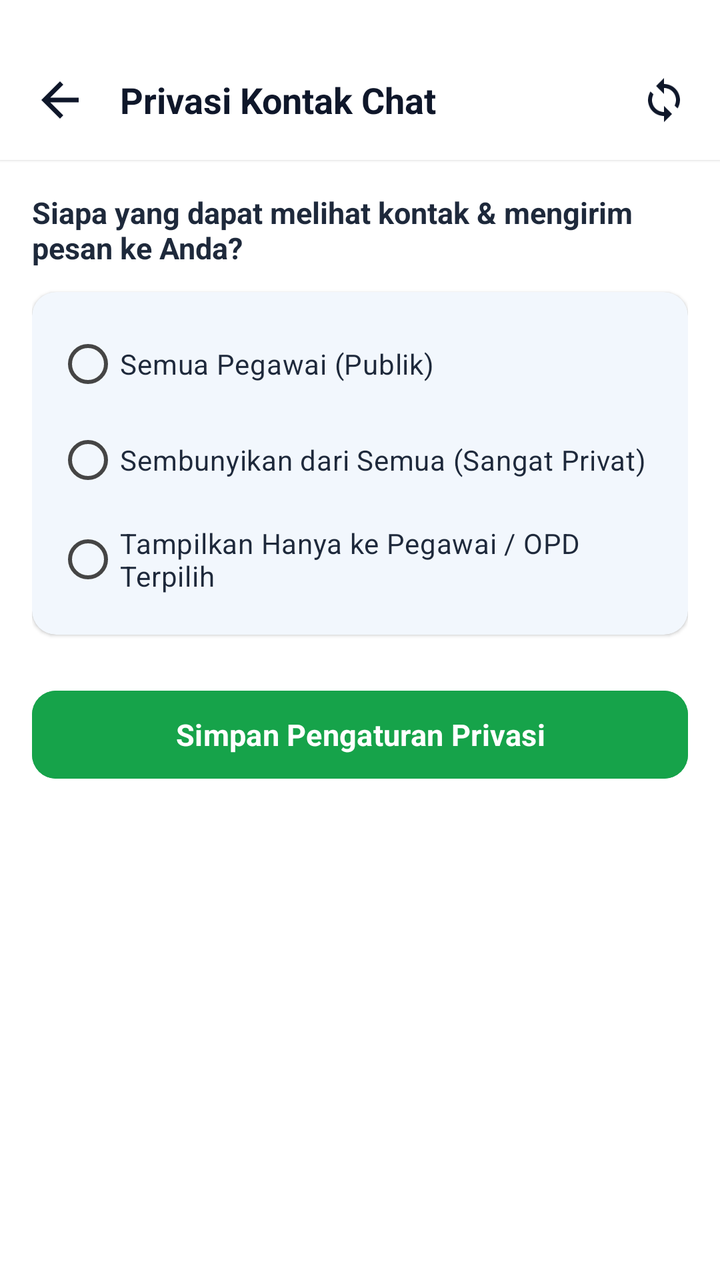
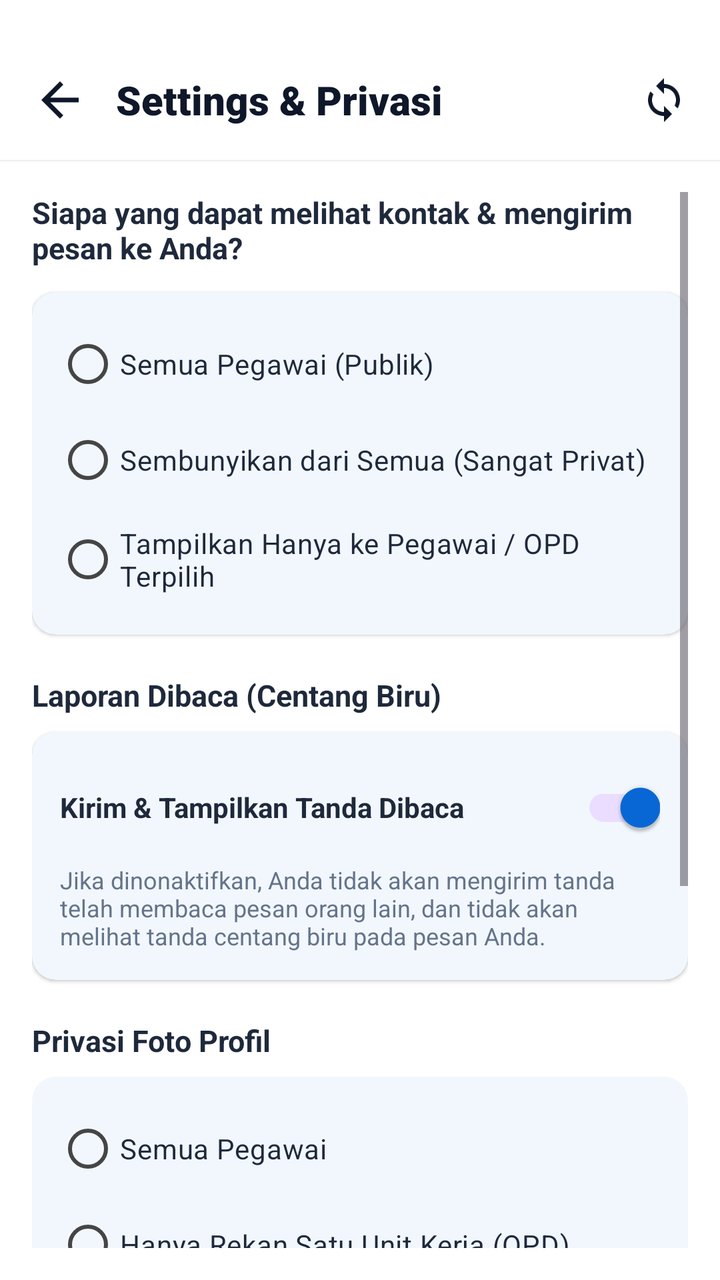

An Android layout rendered at two revisions. The XML below is the earlier revision; the diff shows what the commit changed to produce the second picture.
<!-- AndroidManifest.xml: application theme Theme.AppPemko -->
<!-- res/layout/activity_chat_privacy.xml -->
<?xml version="1.0" encoding="utf-8"?>
<LinearLayout xmlns:android="http://schemas.android.com/apk/res/android"
    xmlns:app="http://schemas.android.com/apk/res-auto"
    android:layout_width="match_parent"
    android:layout_height="match_parent"
    android:background="#FFFFFF"
    android:orientation="vertical">

    
    <LinearLayout
        android:layout_width="match_parent"
        android:layout_height="wrap_content"
        android:background="#FFFFFF"
        android:elevation="1dp"
        android:orientation="horizontal"
        android:paddingHorizontal="16dp"
        android:paddingTop="36dp"
        android:paddingBottom="16dp"
        android:gravity="center_vertical">

        <ImageView
            android:id="@+id/ivBackChatPrivacy"
            android:layout_width="28dp"
            android:layout_height="28dp"
            android:src="@drawable/ic_arrow_back"
            app:tint="#0F172A"
            android:background="?attr/selectableItemBackgroundBorderless"
            android:clickable="true"
            android:focusable="true"
            android:contentDescription="Kembali"/>

        <TextView
            android:layout_width="0dp"
            android:layout_height="wrap_content"
            android:layout_weight="1"
            android:layout_marginStart="16dp"
            android:text="Privasi Kontak Chat"
            android:textColor="#0F172A"
            android:textSize="18sp"
            android:textStyle="bold"/>

        <ImageView
            android:id="@+id/ivSyncPrivacy"
            android:layout_width="24dp"
            android:layout_height="24dp"
            android:src="@drawable/ic_sync2"
            app:tint="#0F172A"
            android:background="?attr/selectableItemBackgroundBorderless"
            android:clickable="true"
            android:focusable="true"
            android:contentDescription="Sinkronkan Privasi"/>
    </LinearLayout>

    <ScrollView
        android:layout_width="match_parent"
        android:layout_height="0dp"
        android:layout_weight="1"
        android:padding="16dp">

        <LinearLayout
            android:layout_width="match_parent"
            android:layout_height="wrap_content"
            android:orientation="vertical">

            <TextView
                android:layout_width="match_parent"
                android:layout_height="wrap_content"
                android:text="Siapa yang dapat melihat kontak &amp; mengirim pesan ke Anda?"
                android:textColor="#1E293B"
                android:textSize="15sp"
                android:textStyle="bold"
                android:layout_marginBottom="12dp"/>

            <com.google.android.material.card.MaterialCardView
                android:layout_width="match_parent"
                android:layout_height="wrap_content"
                app:cardCornerRadius="12dp"
                app:cardElevation="1dp"
                app:strokeWidth="0dp">

                <RadioGroup
                    android:id="@+id/rgPrivacyMode"
                    android:layout_width="match_parent"
                    android:layout_height="wrap_content"
                    android:padding="12dp">

                    <RadioButton
                        android:id="@+id/rbPublic"
                        android:layout_width="match_parent"
                        android:layout_height="wrap_content"
                        android:text="Semua Pegawai (Publik)"
                        android:textColor="#1E293B"
                        android:textSize="14sp"
                        android:paddingVertical="8dp"/>

                    <RadioButton
                        android:id="@+id/rbPrivate"
                        android:layout_width="match_parent"
                        android:layout_height="wrap_content"
                        android:text="Sembunyikan dari Semua (Sangat Privat)"
                        android:textColor="#1E293B"
                        android:textSize="14sp"
                        android:paddingVertical="8dp"/>

                    <RadioButton
                        android:id="@+id/rbCustom"
                        android:layout_width="match_parent"
                        android:layout_height="wrap_content"
                        android:text="Tampilkan Hanya ke Pegawai / OPD Terpilih"
                        android:textColor="#1E293B"
                        android:textSize="14sp"
                        android:paddingVertical="8dp"/>
                </RadioGroup>
            </com.google.android.material.card.MaterialCardView>

            
            <LinearLayout
                android:id="@+id/llCustomContainer"
                android:layout_width="match_parent"
                android:layout_height="wrap_content"
                android:orientation="vertical"
                android:layout_marginTop="16dp"
                android:visibility="gone">

                
                <com.google.android.material.card.MaterialCardView
                    android:layout_width="match_parent"
                    android:layout_height="wrap_content"
                    android:layout_marginBottom="12dp"
                    app:cardCornerRadius="12dp"
                    app:cardElevation="1dp"
                    app:strokeWidth="0dp">

                    <LinearLayout
                        android:layout_width="match_parent"
                        android:layout_height="wrap_content"
                        android:orientation="vertical"
                        android:padding="14dp">

                        <TextView
                            android:layout_width="match_parent"
                            android:layout_height="wrap_content"
                            android:text="Pegawai Terpilih"
                            android:textColor="#1E293B"
                            android:textSize="14sp"
                            android:textStyle="bold"/>

                        <TextView
                            android:id="@+id/tvSelectedEmployeesSummary"
                            android:layout_width="match_parent"
                            android:layout_height="wrap_content"
                            android:textColor="#64748B"
                            android:textSize="13sp"
                            android:layout_marginTop="4dp"
                            android:text="Belum ada pegawai dipilih"/>

                        <com.google.android.material.button.MaterialButton
                            android:id="@+id/btnSelectEmployees"
                            android:layout_width="wrap_content"
                            android:layout_height="wrap_content"
                            android:layout_marginTop="8dp"
                            android:text="Pilih Pegawai"
                            app:cornerRadius="8dp"
                            android:backgroundTint="#16A34A"/>
                    </LinearLayout>
                </com.google.android.material.card.MaterialCardView>

                
                <com.google.android.material.card.MaterialCardView
                    android:layout_width="match_parent"
                    android:layout_height="wrap_content"
                    app:cardCornerRadius="12dp"
                    app:cardElevation="1dp"
                    app:strokeWidth="0dp">

                    <LinearLayout
                        android:layout_width="match_parent"
                        android:layout_height="wrap_content"
                        android:orientation="vertical"
                        android:padding="14dp">

                        <TextView
                            android:layout_width="match_parent"
                            android:layout_height="wrap_content"
                            android:text="Unit Kerja / OPD Terpilih"
                            android:textColor="#1E293B"
                            android:textSize="14sp"
                            android:textStyle="bold"/>

                        <TextView
                            android:id="@+id/tvSelectedOpdSummary"
                            android:layout_width="match_parent"
                            android:layout_height="wrap_content"
                            android:textColor="#64748B"
                            android:textSize="13sp"
                            android:layout_marginTop="4dp"
                            android:text="Belum ada OPD dipilih"/>

                        <com.google.android.material.button.MaterialButton
                            android:id="@+id/btnSelectOpd"
                            android:layout_width="wrap_content"
                            android:layout_height="wrap_content"
                            android:layout_marginTop="8dp"
                            android:text="Pilih OPD"
                            app:cornerRadius="8dp"
                            android:backgroundTint="#16A34A"/>
                    </LinearLayout>
                </com.google.android.material.card.MaterialCardView>

            </LinearLayout>

            <com.google.android.material.button.MaterialButton
                android:id="@+id/btnSavePrivacy"
                android:layout_width="match_parent"
                android:layout_height="52dp"
                android:layout_marginTop="24dp"
                android:text="Simpan Pengaturan Privasi"
                android:textColor="#FFFFFF"
                android:textSize="15sp"
                android:textStyle="bold"
                app:cornerRadius="12dp"
                android:backgroundTint="#16A34A"/>

        </LinearLayout>
    </ScrollView>

</LinearLayout>
<!-- resources referenced by this layout -->
<resources>
  <!-- drawable ic_arrow_back (drawable) -->
  <?xml version="1.0" encoding="utf-8"?>
  <vector xmlns:android="http://schemas.android.com/apk/res/android"
      android:width="24dp"
      android:height="24dp"
      android:viewportWidth="24"
      android:viewportHeight="24">
      <path
          android:fillColor="#FFFFFFFF"
          android:pathData="M20,11H7.83l5.59,-5.59L12,4l-8,8 8,8 1.41,-1.41L7.83,13H20v-2z" />
  </vector>
  <!-- drawable ic_sync2 (drawable) -->
  <vector android:height="24dp" android:tint="@color/biru"
      android:viewportHeight="24" android:viewportWidth="24"
      android:width="24dp" xmlns:android="http://schemas.android.com/apk/res/android">
      <path android:fillColor="@android:color/white" android:pathData="M12,4L12,1L8,5l4,4L12,6c3.31,0 6,2.69 6,6 0,1.01 -0.25,1.97 -0.7,2.8l1.46,1.46C19.54,15.03 20,13.57 20,12c0,-4.42 -3.58,-8 -8,-8zM12,18c-3.31,0 -6,-2.69 -6,-6 0,-1.01 0.25,-1.97 0.7,-2.8L5.24,7.74C4.46,8.97 4,10.43 4,12c0,4.42 3.58,8 8,8v3l4,-4 -4,-4v3z"/>
  </vector>
  <style name="Theme.AppPemko" parent="Base.Theme.AppPemko">
          <item name="android:textColor">@color/text_primary</item>
      </style>
  <color name="biru">#008DDA</color>
  <style name="Base.Theme.AppPemko" parent="Theme.Material3.DayNight.NoActionBar">
          <item name="colorPrimary">@color/primary_brand</item>
          <item name="colorOnPrimary">@color/on_primary_brand</item>
          <item name="colorSecondary">@color/brand_secondary</item>
          <item name="colorOnSecondary">@color/white</item>
          <item name="colorSurface">@color/surface_main</item>
          <item name="colorOnSurface">@color/text_primary</item>
          <item name="colorSurfaceVariant">@color/surface_variant</item>
          <item name="colorOnSurfaceVariant">@color/text_secondary</item>
          <item name="android:statusBarColor">@color/primary_brand</item>
          <item name="android:windowBackground">@color/background_main</item>
          <item name="android:fontFamily">sans-serif</item>
          <item name="android:windowAnimationStyle">@style/Animation.App.Activity</item>
      </style>
  <color name="text_primary">#171717</color>
  <color name="primary_brand">#0869D8</color>
  <color name="on_primary_brand">#FFFFFF</color>
  <color name="brand_secondary">#E91E63</color>
  <color name="white">#FFFFFF</color>
  <color name="surface_main">#FFFFFF</color>
  <color name="surface_variant">#F4F4F4</color>
  <color name="text_secondary">#454545</color>
  <color name="background_main">#FBFBFB</color>
  <style name="Animation.App.Activity" parent="@android:style/Animation.Activity">
          <item name="android:activityOpenEnterAnimation">@anim/slide_in_right</item>
          <item name="android:activityOpenExitAnimation">@anim/slide_out_left</item>
          <item name="android:activityCloseEnterAnimation">@anim/slide_in_left</item>
          <item name="android:activityCloseExitAnimation">@anim/slide_out_right</item>
      </style>
</resources>

<!-- the commit's change to res/layout/activity_chat_privacy.xml (unified diff, before → after) -->
@@ -33,11 +33,11 @@
             android:layout_width="0dp"
             android:layout_height="wrap_content"
             android:layout_weight="1"
-            android:layout_marginStart="16dp"
-            android:text="Privasi Kontak Chat"
+            android:layout_marginStart="14dp"
+            android:text="Settings &amp; Privasi"
             android:textColor="#0F172A"
-            android:textSize="18sp"
-            android:textStyle="bold"/>
+            android:textSize="20sp"
+            android:fontFamily="sans-serif-black"/>
 
         <ImageView
             android:id="@+id/ivSyncPrivacy"
@@ -209,6 +209,161 @@
 
             </LinearLayout>
 
+            
+            <TextView
+                android:layout_width="match_parent"
+                android:layout_height="wrap_content"
+                android:text="Laporan Dibaca (Centang Biru)"
+                android:textColor="#1E293B"
+                android:textSize="15sp"
+                android:textStyle="bold"
+                android:layout_marginTop="20dp"
+                android:layout_marginBottom="8dp"/>
+
+            <com.google.android.material.card.MaterialCardView
+                android:layout_width="match_parent"
+                android:layout_height="wrap_content"
+                app:cardCornerRadius="12dp"
+                app:cardElevation="1dp"
+                app:strokeWidth="0dp">
+
+                <LinearLayout
+                    android:layout_width="match_parent"
+                    android:layout_height="wrap_content"
+                    android:orientation="vertical"
+                    android:padding="14dp">
+
+                    <LinearLayout
+                        android:layout_width="match_parent"
+                        android:layout_height="wrap_content"
+                        android:gravity="center_vertical"
+                        android:orientation="horizontal">
+
+                        <TextView
+                            android:layout_width="0dp"
+                            android:layout_height="wrap_content"
+                            android:layout_weight="1"
+                            android:text="Kirim &amp; Tampilkan Tanda Dibaca"
+                            android:textColor="#1E293B"
+                            android:textSize="14sp"
+                            android:textStyle="bold"/>
+
+                        <com.google.android.material.switchmaterial.SwitchMaterial
+                            android:id="@+id/switchReadReceipts"
+                            android:layout_width="wrap_content"
+                            android:layout_height="wrap_content"
+                            android:checked="true"/>
+                    </LinearLayout>
+
+                    <TextView
+                        android:layout_width="match_parent"
+                        android:layout_height="wrap_content"
+                        android:layout_marginTop="4dp"
+                        android:text="Jika dinonaktifkan, Anda tidak akan mengirim tanda telah membaca pesan orang lain, dan tidak akan melihat tanda centang biru pada pesan Anda."
+                        android:textColor="#64748B"
+                        android:textSize="12sp"/>
+                </LinearLayout>
+            </com.google.android.material.card.MaterialCardView>
+
+            
+            <TextView
+                android:layout_width="match_parent"
+                android:layout_height="wrap_content"
+                android:text="Privasi Foto Profil"
+                android:textColor="#1E293B"
+                android:textSize="15sp"
+                android:textStyle="bold"
+                android:layout_marginTop="20dp"
+                android:layout_marginBottom="8dp"/>
+
+            <com.google.android.material.card.MaterialCardView
+                android:layout_width="match_parent"
+                android:layout_height="wrap_content"
+                app:cardCornerRadius="12dp"
+                app:cardElevation="1dp"
+                app:strokeWidth="0dp">
+
+                <RadioGroup
+                    android:id="@+id/rgProfilePhotoPrivacy"
+                    android:layout_width="match_parent"
+                    android:layout_height="wrap_content"
+                    android:padding="12dp">
+
+                    <RadioButton
+                        android:id="@+id/rbPhotoEveryone"
+                        android:layout_width="match_parent"
+                        android:layout_height="wrap_content"
+                        android:text="Semua Pegawai"
+                        android:textColor="#1E293B"
+                        android:textSize="14sp"
+                        android:paddingVertical="6dp"/>
+
+                    <RadioButton
+                        android:id="@+id/rbPhotoSameOpd"
+                        android:layout_width="match_parent"
+                        android:layout_height="wrap_content"
+                        android:text="Hanya Rekan Satu Unit Kerja (OPD)"
+                        android:textColor="#1E293B"
+                        android:textSize="14sp"
+                        android:paddingVertical="6dp"/>
+
+                    <RadioButton
+                        android:id="@+id/rbPhotoNobody"
+                        android:layout_width="match_parent"
+                        android:layout_height="wrap_content"
+                        android:text="Tidak Ada (Sembunyikan Semua)"
+                        android:textColor="#1E293B"
+                        android:textSize="14sp"
+                        android:paddingVertical="6dp"/>
+                </RadioGroup>
+            </com.google.android.material.card.MaterialCardView>
+
+            
+            <TextView
+                android:layout_width="match_parent"
+                android:layout_height="wrap_content"
+                android:text="Kontak yang Diblokir"
+                android:textColor="#1E293B"
+                android:textSize="15sp"
+                android:textStyle="bold"
+                android:layout_marginTop="20dp"
+                android:layout_marginBottom="8dp"/>
+
+            <com.google.android.material.card.MaterialCardView
+                android:layout_width="match_parent"
+                android:layout_height="wrap_content"
+                app:cardCornerRadius="12dp"
+                app:cardElevation="1dp"
+                app:strokeWidth="0dp">
+
+                <LinearLayout
+                    android:layout_width="match_parent"
+                    android:layout_height="wrap_content"
+                    android:orientation="vertical"
+                    android:padding="14dp">
+
+                    <TextView
+                        android:id="@+id/tvBlockedSummary"
+                        android:layout_width="match_parent"
+                        android:layout_height="wrap_content"
+                        android:text="Tidak ada kontak yang diblokir"
+                        android:textColor="#64748B"
+                        android:textSize="13sp"/>
+
+                    <com.google.android.material.button.MaterialButton
+                        android:id="@+id/btnManageBlocked"
+                        android:layout_width="wrap_content"
+                        android:layout_height="wrap_content"
+                        android:layout_marginTop="8dp"
+                        android:text="Kelola Kontak Diblokir"
+                        app:cornerRadius="8dp"
+                        app:strokeWidth="1dp"
+                        app:strokeColor="#CBD5E1"
+                        style="@style/Widget.MaterialComponents.Button.OutlinedButton"
+                        android:textColor="#0F172A"/>
+                </LinearLayout>
+            </com.google.android.material.card.MaterialCardView>
+
             <com.google.android.material.button.MaterialButton
                 android:id="@+id/btnSavePrivacy"
                 android:layout_width="match_parent"
@@ -217,8 +372,8 @@
                 android:text="Simpan Pengaturan Privasi"
                 android:textColor="#FFFFFF"
                 android:textSize="15sp"
-                android:textStyle="bold"
-                app:cornerRadius="12dp"
+                android:fontFamily="sans-serif-bold"
+                app:cornerRadius="26dp"
                 android:backgroundTint="#16A34A"/>
 
         </LinearLayout>
